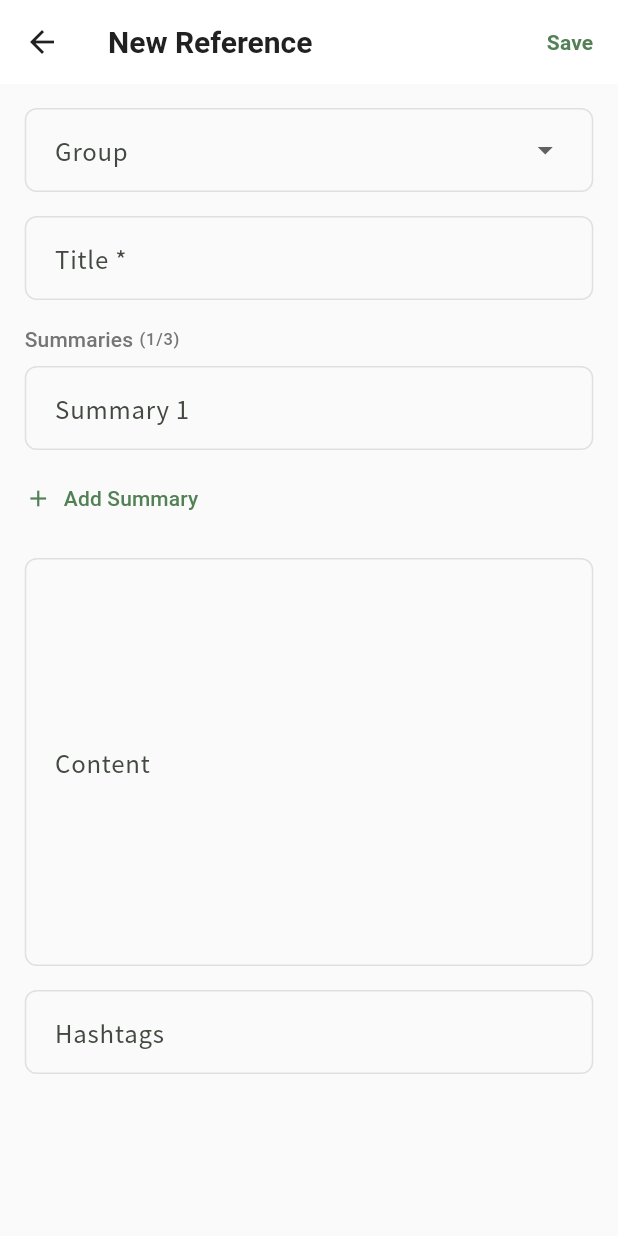
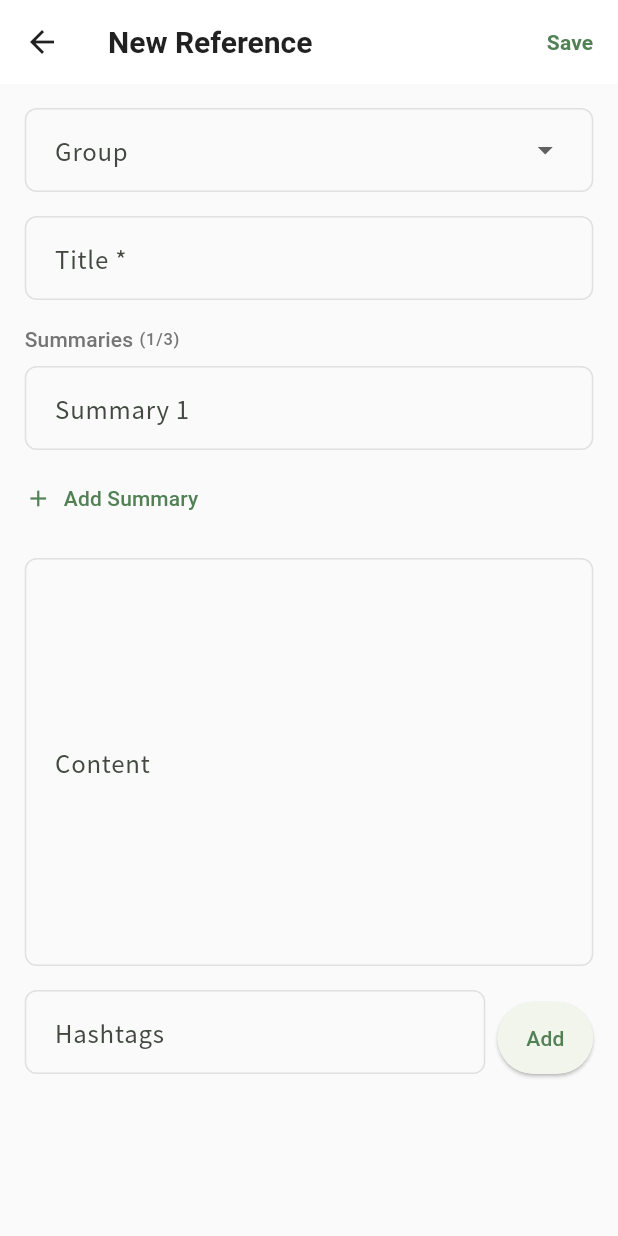
Before and after one commit to kkimhaji/paperef_front, a Flutter app: the RefFormScreen screen opened directly, on a phone screen of 412 x 824 dp. Run offline on Flutter 3.47's test engine with Material 3 defaults, Android fonts, the phone set to English and light mode, and no system bars; our stand-ins replace app_links, dropdown_button2, flutter_linkify, flutter_secure_storage, google_fonts, web; accounts and stored records are empty.

Commit message:
[fix] replace Autocomplete with manual suggestion list and add hashtag Add button

```diff
--- a/lib/features/refs/presentation/ref_form_screen.dart
+++ b/lib/features/refs/presentation/ref_form_screen.dart
@@ -157,10 +157,13 @@ class _RefFormScreenState extends State<RefFormScreen> {
     final tag = raw.trim().toLowerCase().replaceAll(RegExp(r'^#+'), '');
     if (tag.isEmpty || _hashtags.contains(tag)) {
       _hashtagController.clear();
+      setState(() {});
       return;
     }
-    setState(() => _hashtags.add(tag));
-    _hashtagController.clear();
+    setState(() {
+      _hashtags.add(tag);
+      _hashtagController.clear();
+    });
   }
 
   void _removeHashtag(String tag) => setState(() => _hashtags.remove(tag));
@@ -403,51 +406,91 @@ class _RefFormScreenState extends State<RefFormScreen> {
         final available =
             refProvider.hashtags.where((t) => !_hashtags.contains(t)).toList();
 
+        // 현재 입력값으로 필터링된 추천 목록
+        final query = _hashtagController.text.toLowerCase();
+        final suggestions = query.isEmpty
+            ? <String>[]
+            : available.where((t) => t.toLowerCase().contains(query)).toList();
+
         return Column(
           crossAxisAlignment: CrossAxisAlignment.start,
           children: [
-            Autocomplete<String>(
-              optionsBuilder: (value) => value.text.isEmpty
-                  ? const []
-                  : available.where((o) =>
-                      o.toLowerCase().contains(value.text.toLowerCase())),
-              onSelected: _addHashtag,
-              fieldViewBuilder: (ctx, ctrl, focusNode, _) {
-                _hashtagController.addListener(() {
-                  if (ctrl.text != _hashtagController.text) {
-                    ctrl.text = _hashtagController.text;
-                  }
-                });
-                return Focus(
-                  onKeyEvent: (_, event) {
-                    if (event is KeyDownEvent &&
-                        event.logicalKey == LogicalKeyboardKey.tab &&
-                        HardwareKeyboard.instance.isShiftPressed) {
-                      _contentFocusNode.requestFocus();
-                      return KeyEventResult.handled;
-                    }
-                    if (event is KeyDownEvent &&
-                        event.logicalKey == LogicalKeyboardKey.enter) {
-                      _addHashtag(ctrl.text);
-                      return KeyEventResult.handled;
-                    }
-                    return KeyEventResult.ignored;
-                  },
+            // 입력 필드 + Add 버튼
+            Row(
+              crossAxisAlignment: CrossAxisAlignment.start,
+              children: [
+                Expanded(
                   child: TextFormField(
-                    controller: ctrl,
-                    focusNode: focusNode,
+                    controller: _hashtagController,
+                    focusNode: _hashtagFocusNode,
                     decoration: const InputDecoration(
                       labelText: 'Hashtags',
-                      hintText: 'Type and press Enter',
+                      hintText: 'Type a hashtag',
                       prefixText: '#',
                     ),
                     enabled: !_isSaving,
                     textInputAction: TextInputAction.done,
-                    onFieldSubmitted: _addHashtag,
+                    onChanged: (_) => setState(() {}), // 추천 목록 갱신
+                    onFieldSubmitted: (value) {
+                      _addHashtag(value);
+                      _hashtagFocusNode.requestFocus();
+                    },
                   ),
-                );
-              },
+                ),
+                const SizedBox(width: 8),
+                Padding(
+                  padding: const EdgeInsets.only(top: 8),
+                  child: ElevatedButton(
+                    onPressed: _isSaving
+                        ? null
+                        : () {
+                            _addHashtag(_hashtagController.text);
+                            _hashtagFocusNode.requestFocus();
+                          },
+                    style: ElevatedButton.styleFrom(
+                      minimumSize: const Size(64, 48),
+                      padding: const EdgeInsets.symmetric(horizontal: 16),
+                    ),
+                    child: const Text('Add'),
+                  ),
+                ),
+              ],
             ),
+
+            // 추천 해시태그 목록
+            if (suggestions.isNotEmpty) ...[
+              const SizedBox(height: 4),
+              Container(
+                decoration: BoxDecoration(
+                  color: Colors.white,
+                  border: Border.all(color: AppTheme.borderColor),
+                  borderRadius: BorderRadius.circular(8),
+                ),
+                constraints: const BoxConstraints(maxHeight: 160),
+                child: ListView.builder(
+                  shrinkWrap: true,
+                  padding: EdgeInsets.zero,
+                  itemCount: suggestions.length,
+                  itemBuilder: (_, i) => InkWell(
+                    onTap: () {
+                      _addHashtag(suggestions[i]);
+                      _hashtagFocusNode.requestFocus();
+                    },
+                    borderRadius: BorderRadius.circular(8),
+                    child: Padding(
+                      padding: const EdgeInsets.symmetric(
+                          horizontal: 16, vertical: 10),
+                      child: Text(
+                        '#${suggestions[i]}',
+                        style: TextStyle(color: AppTheme.textSecondary),
+                      ),
+                    ),
+                  ),
+                ),
+              ),
+            ],
+
+            // 추가된 해시태그 chips
             if (_hashtags.isNotEmpty) ...[
               const SizedBox(height: 8),
               Wrap(
```
